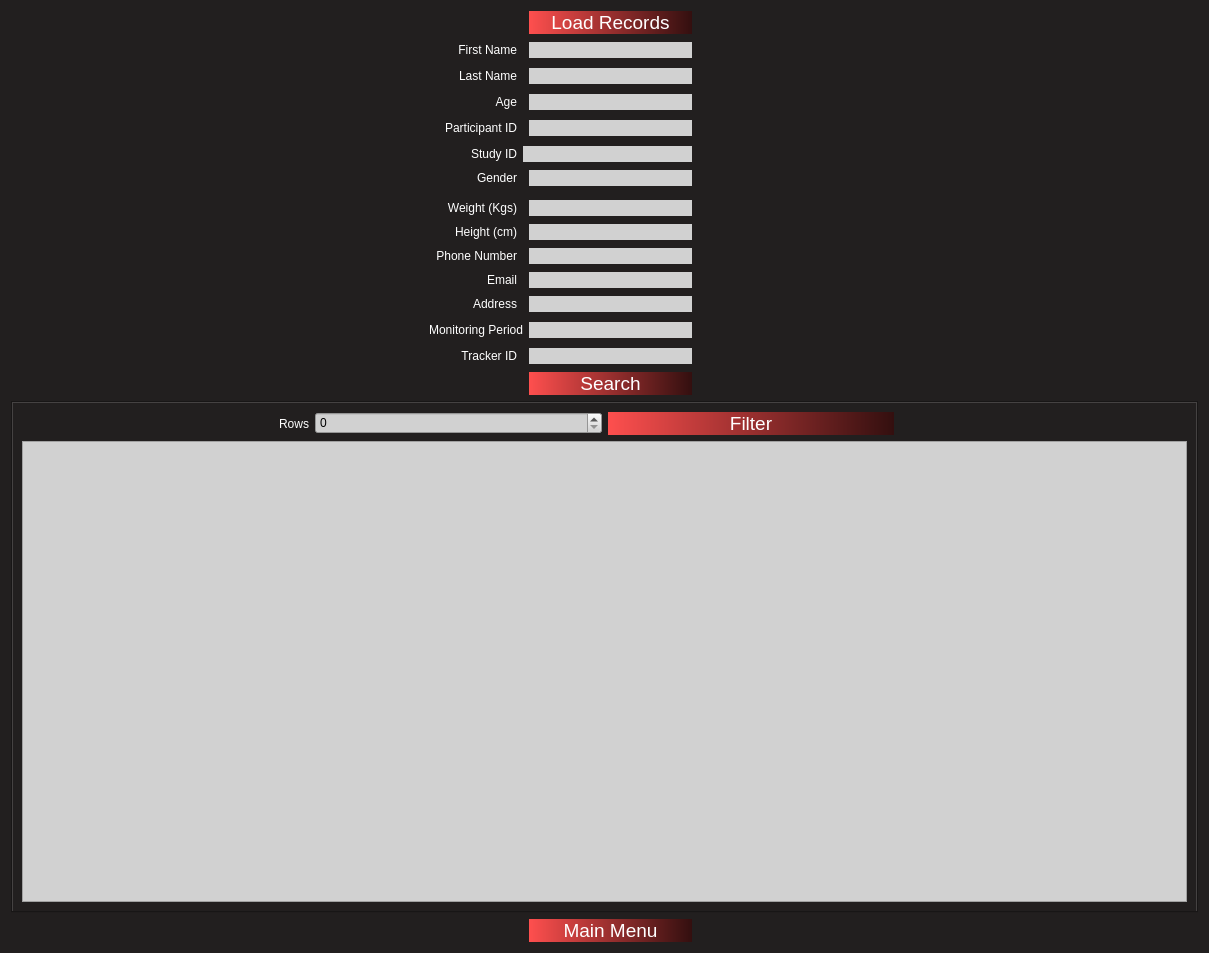
Before: the Qt Designer form PyQt/pyqt_ui/bed_view_record.ui in zakerl/Capstone_Project, drawn with Qt 5.
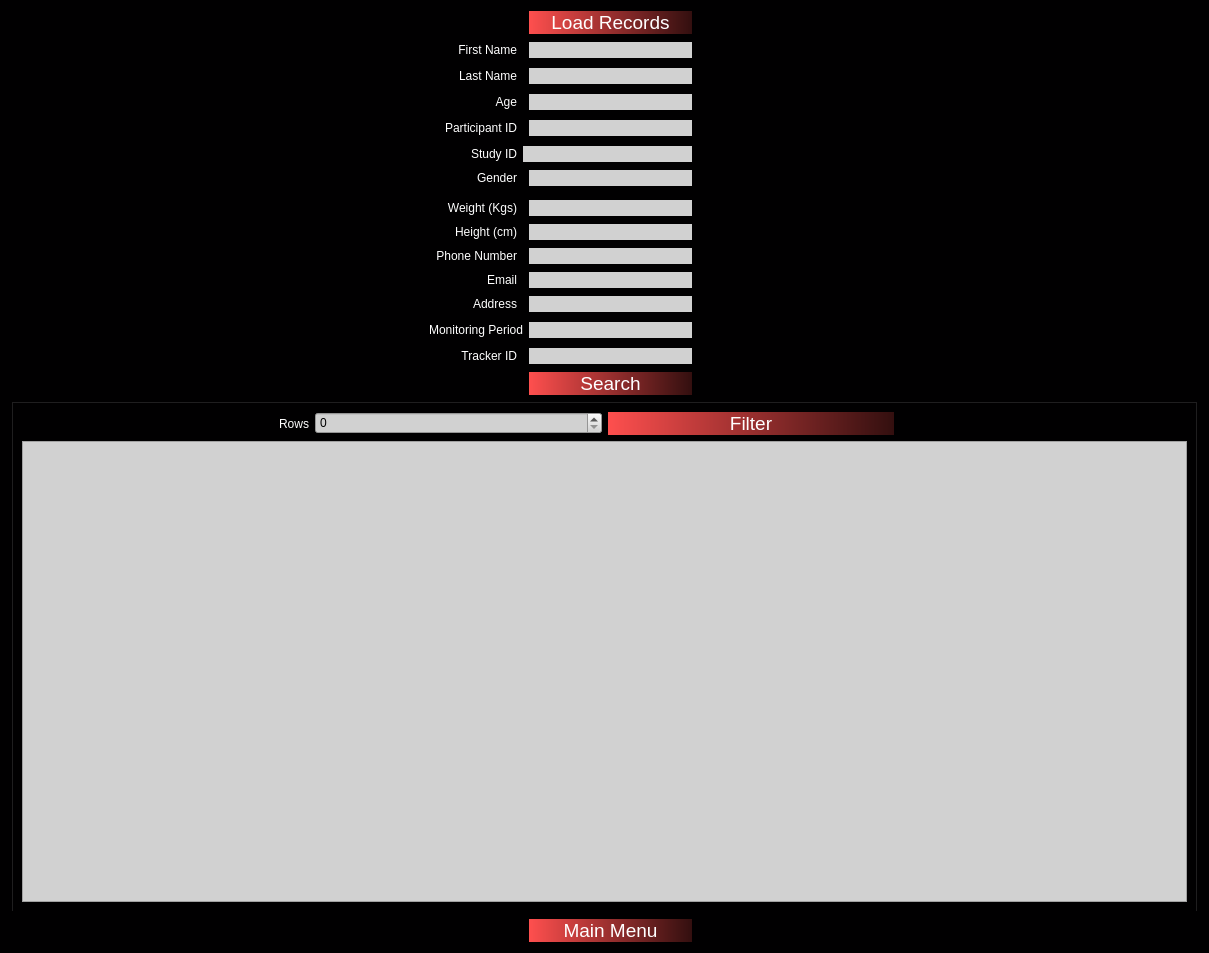
After: the same form once the commit is applied.

What changed in the file:
```diff
--- a/PyQt/pyqt_ui/bed_view_record.ui
+++ b/PyQt/pyqt_ui/bed_view_record.ui
@@ -14,7 +14,7 @@
    <string>Record</string>
   </property>
   <property name="styleSheet">
-   <string notr="true">background-color: rgb(34, 31, 31);</string>
+   <string notr="true">background-color: rgb(1,0,1);</string>
   </property>
   <layout class="QGridLayout" name="gridLayout">
    <item row="0" column="1" colspan="2">
```
